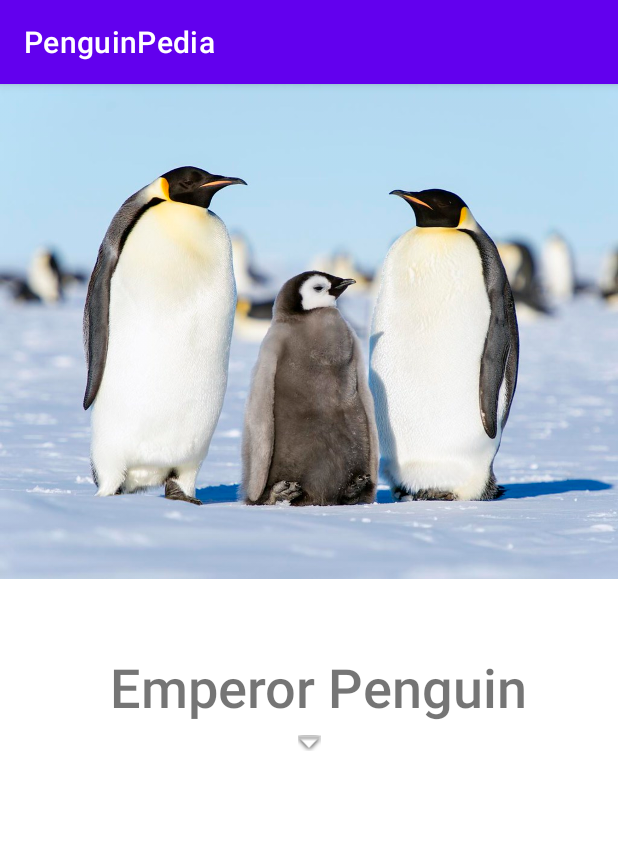
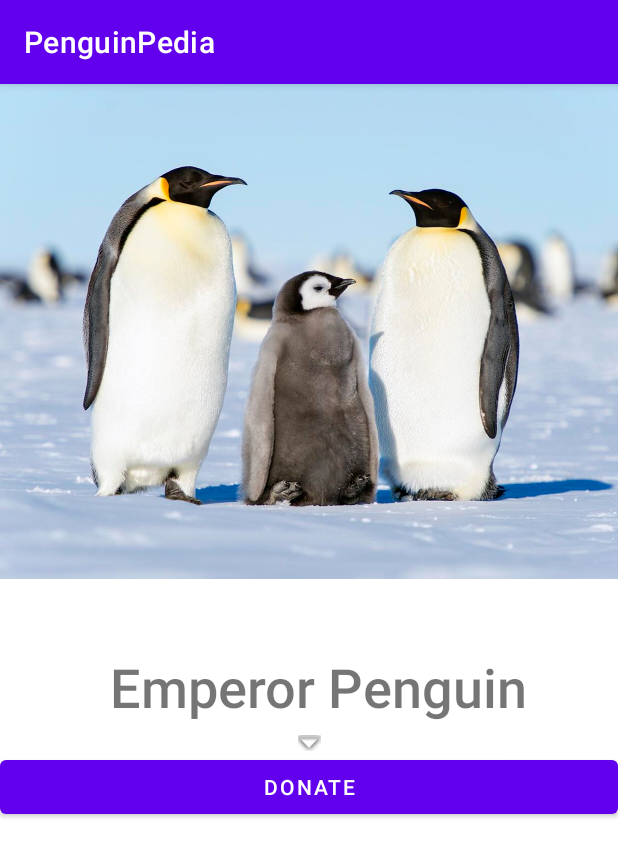
Before and after one commit to JamesFloyd-Pen/PenguinPedia, an Android app: the Example_EmperorPenguin screen opened directly, with no data from a screen before it, on a phone screen of 412 x 824 dp. Shown: the top 857 px of the screen. Run offline under Robolectric (Android 15) with nearby library versions, the phone set to English and light mode, and no system bars.

Commit message:
Update Eight
Additional placeholder activities

```diff
--- a/app/src/main/AndroidManifest.xml
+++ b/app/src/main/AndroidManifest.xml
@@ -9,6 +9,7 @@
         android:roundIcon="@mipmap/ic_launcher_round"
         android:supportsRtl="true"
         android:theme="@style/Theme.PenguinPedia">
+        <activity android:name=".DonationActivity"></activity>
         <activity android:name=".AutoPenguinGenerateActivity" />
         <activity android:name=".Example_EmperorPenguin" />
         <activity android:name=".SplashActivity">
@@ -19,7 +20,6 @@
             </intent-filter>
         </activity>
         <activity android:name=".MainActivity" />
-
     </application>
 
 </manifest>
--- a/app/src/main/res/layout/activity_example__emperor_penguin.xml
+++ b/app/src/main/res/layout/activity_example__emperor_penguin.xml
@@ -49,6 +49,12 @@
                 android:layout_width="match_parent"
                 android:layout_height="wrap_content"
                 app:srcCompat="@android:drawable/arrow_down_float" />
+
+            <Button
+                android:id="@+id/donationButton"
+                android:layout_width="match_parent"
+                android:layout_height="wrap_content"
+                android:text="Donate" />
         </LinearLayout>
     </ScrollView>
 
--- a/build.gradle
+++ b/build.gradle
@@ -5,7 +5,7 @@
         jcenter()
     }
     dependencies {
-        classpath "com.android.tools.build:gradle:4.1.2"
+        classpath 'com.android.tools.build:gradle:4.1.3'
 
         // NOTE: Do not place your application dependencies here; they belong
         // in the individual module build.gradle files
```
Also changed, not shown: app/src/main/java/com/example/penguinpedia/DonationActivity.java (added, +14 -0 lines), app/src/main/res/layout/activity_donation.xml (added, +9 -0 lines).
